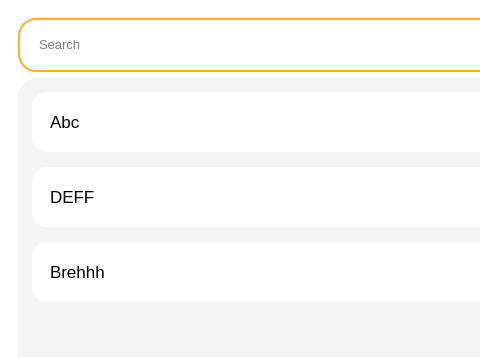
Old version of the form Buổi 7/Something very cool =)/breh.ui in the repository MaiNgocChau9/Python-App-Instance; both pictures show x 0 to 480 and y 0 to 357 of the 780 by 550 pixel window.
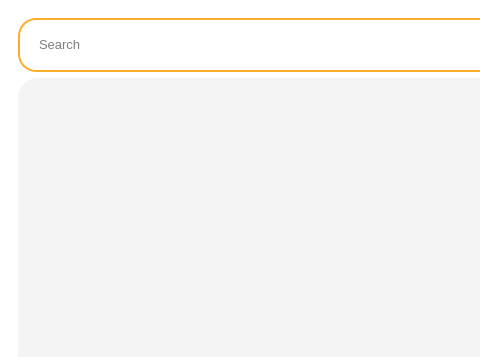
New version of the form. Icons and pictures are not drawn.

```diff
--- a/Buổi 7/Something very cool =)/breh.ui
+++ b/Buổi 7/Something very cool =)/breh.ui
@@ -192,26 +192,11 @@
 }</string>
             </property>
             <property name="verticalScrollBarPolicy">
-             <enum>Qt::ScrollBarAlwaysOff</enum>
+             <enum>Qt::ScrollBarAlwaysOn</enum>
             </property>
             <property name="horizontalScrollBarPolicy">
              <enum>Qt::ScrollBarAlwaysOff</enum>
             </property>
-            <item>
-             <property name="text">
-              <string>Abc</string>
-             </property>
-            </item>
-            <item>
-             <property name="text">
-              <string>DEFF</string>
-             </property>
-            </item>
-            <item>
-             <property name="text">
-              <string>Brehhh</string>
-             </property>
-            </item>
            </widget>
           </item>
           <item>
```
Left out of the diff: 2 changed lines with no effect on the pictures.
